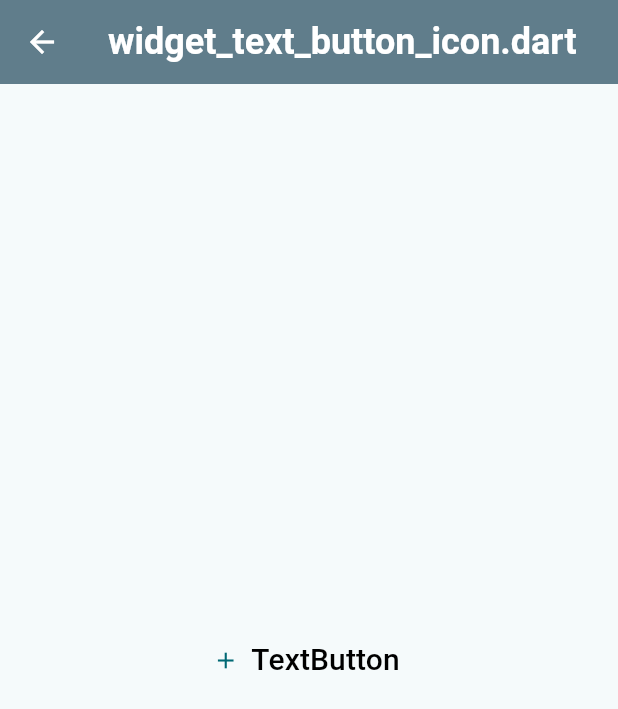
After one commit to CubeMaterial/FlutterUnderstandProject, a Flutter app: the WidgetTextButtonIcon screen opened directly, on a phone screen of 412 x 824 dp. The commit adds this screen. Shown: the top 709 px of the screen. Run offline on Flutter 3.47's test engine with Material 3 defaults, Android fonts, the phone set to English and light mode, and no system bars; our stand-ins replace get.

Commit message:
위젯 추가 및 수정
1. elevated button add
2. single child scroll view add
3. sizebox folder change
4. text button add
5. text add

```diff
--- a/lib/main.dart
+++ b/lib/main.dart
@@ -1,7 +1,16 @@
 import 'package:flutter/material.dart';
 import 'package:flutter_understand_project/home.dart';
+import 'package:flutter_understand_project/widget_folder/circle_avatar_folder/widget_circle_avatar.dart';
+import 'package:flutter_understand_project/widget_folder/column_folder/widget_column.dart';
+import 'package:flutter_understand_project/widget_folder/divider_folder/widget_divider.dart';
+import 'package:flutter_understand_project/widget_folder/icon_button_folder/widget_icon_button.dart';
 import 'package:flutter_understand_project/widget_folder/image_fitting_foler/widget_image_fitting.dart';
 import 'package:flutter_understand_project/widget_folder/image_foler/widget_image.dart';
+import 'package:flutter_understand_project/widget_folder/row_folder/widget_row.dart';
+import 'package:flutter_understand_project/widget_folder/single_child_scroll_view_folder/widget_single_child_scroll_view.dart';
+import 'package:flutter_understand_project/widget_folder/sizebox_folder/widget_size_box.dart';
+import 'package:flutter_understand_project/widget_folder/text_button_folder/widget_text_button.dart';
+import 'package:flutter_understand_project/widget_folder/text_folder/widget_text.dart';
 import 'package:get/get.dart';
 void main() {
   runApp(const MyApp());
@@ -20,8 +29,19 @@ class MyApp extends StatelessWidget {
        initialRoute: '/',
       getPages: [
         GetPage(name: '/', page: () => Home()),
+        GetPage(name: '/Widget/Circle_Avatar', page: () => WidgetCircleAvatar()),
+        GetPage(name: '/Widget/Column', page: () => WidgetColumn()),
+        GetPage(name: '/Widget/Divider', page: () => WidgetDivider()),
+        GetPage(name: '/Widget/Icon_Button', page: () => WidgetIconButton()),
         GetPage(name: '/Widget/Image', page: () => WidgetImage()),
         GetPage(name: '/Widget/Image_Fitting', page: () => WidgetImageFitting()),
+        GetPage(name: '/Widget/Row', page: () => WidgetRow()),
+        GetPage(name: '/Widget/Single_Child_Scroll_View', page: () => WidgetSingleChildScrollView()),
+        GetPage(name: '/Widget/Size_Box', page: () => WidgetSizeBox()),
+        GetPage(name: '/Widget/Text', page: () => WidgetText()),
+        GetPage(name: '/Widget/Text_Button', page: () => WidgetTextButton()),
+        // GetPage(name: '/Widget/Image_Fitting', page: () => WidgetImageFitting()),
+        // GetPage(name: '/Widget/Image_Fitting', page: () => WidgetImageFitting()),
       ],
     );
   }
--- /dev/null
+++ b/lib/widget_folder/text_button_folder/widget_text_button.dart
@@ -0,0 +1,31 @@
+import 'package:flutter/material.dart';
+import 'package:flutter_understand_project/Common/common_app_bar.dart';
+
+// TextButton는 텍스트만 나오는 버튼으로 외곽선이 없다.
+class WidgetTextButton extends StatelessWidget {
+  const WidgetTextButton({super.key});
+
+  @override
+  Widget build(BuildContext context) {
+    return Scaffold(
+      appBar: CommonAppBar(title: 'widget_text_button.dart'),
+
+      body: Center(
+        child: TextButton(
+          onPressed: () {}, // 눌렀을 때 불러올 함수 선언
+          style: TextButton.styleFrom( // 해당 버튼의 스타일을 결정
+            minimumSize: Size(150, 40,
+            )),
+          child: Text(
+            '확인',
+            style: TextStyle( // 해당 텍스트의 스타일을 결정
+              fontSize: 20,   // 폰트 사이즈
+              fontWeight: FontWeight.bold, // 굵기
+              color: Colors.white, // 색상
+            ),
+          ),
+        ),
+      ),
+    );
+  }
+}
--- /dev/null
+++ b/lib/widget_folder/text_button_icon_folder/widget_text_button_icon.dart
@@ -0,0 +1,25 @@
+import 'package:flutter/material.dart';
+import 'package:flutter_understand_project/Common/common_app_bar.dart';
+
+// TextButton.icon은 텍스트와 아이콘만 나오는 버튼으로 외곽선이 없다.
+class WidgetTextButtonIcon extends StatelessWidget {
+  const WidgetTextButtonIcon({super.key});
+
+  @override
+  Widget build(BuildContext context) {
+    return Scaffold(
+      appBar: CommonAppBar(title: 'widget_text_button_icon.dart'),
+      body: Center(
+        child: TextButton.icon(
+          onPressed: () => {}, // 눌렀을 때 불러올 함수 선언
+          icon: Icon(Icons.add), // 사용할 아이콘
+          style: TextButton.styleFrom(minimumSize: Size(150, 40)), // 버튼 스타일
+          label: Text( // 입력할 텍스트와 스타일
+            'TextButton',
+            style: TextStyle(fontSize: 20, color: Colors.black),
+          ),
+        ),
+      ),
+    );
+  }
+}
```
Also changed, not shown: lib/widget_folder/elevated_button_folder/widget_elevated_button.dart (added, +34 -0 lines), lib/widget_folder/single_child_scroll_view_folder/widget_single_child_scroll_view.dart (added, +25 -0 lines), lib/widget_folder/sizebox_folder/widget_size_box.dart (renamed from lib/widget_folder/sizedbox_folder/widget_size_box.dart), lib/widget_folder/text_folder/widget_text.dart (renamed from lib/widget_folder/widget_text/widget_text.dart).
